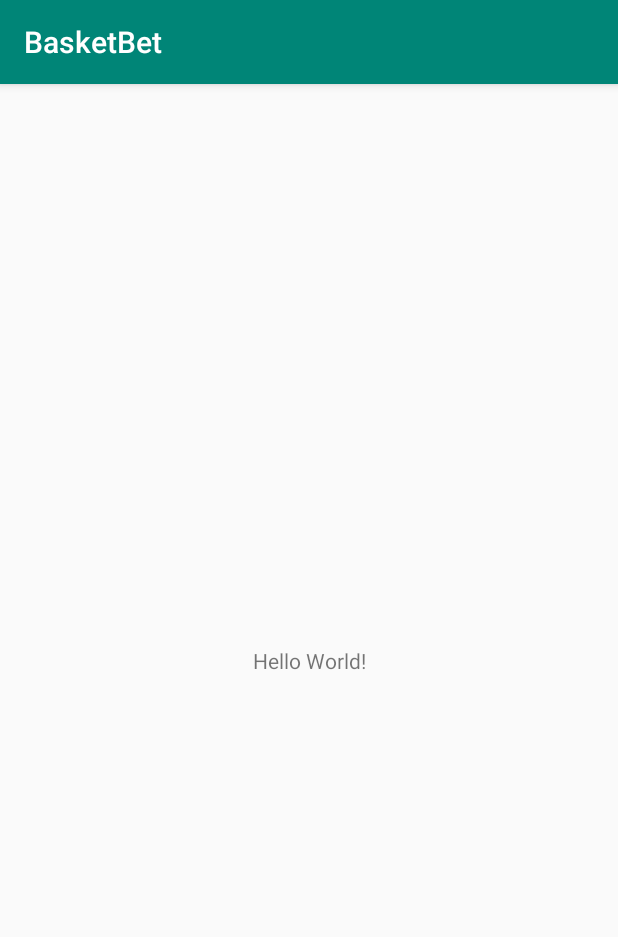
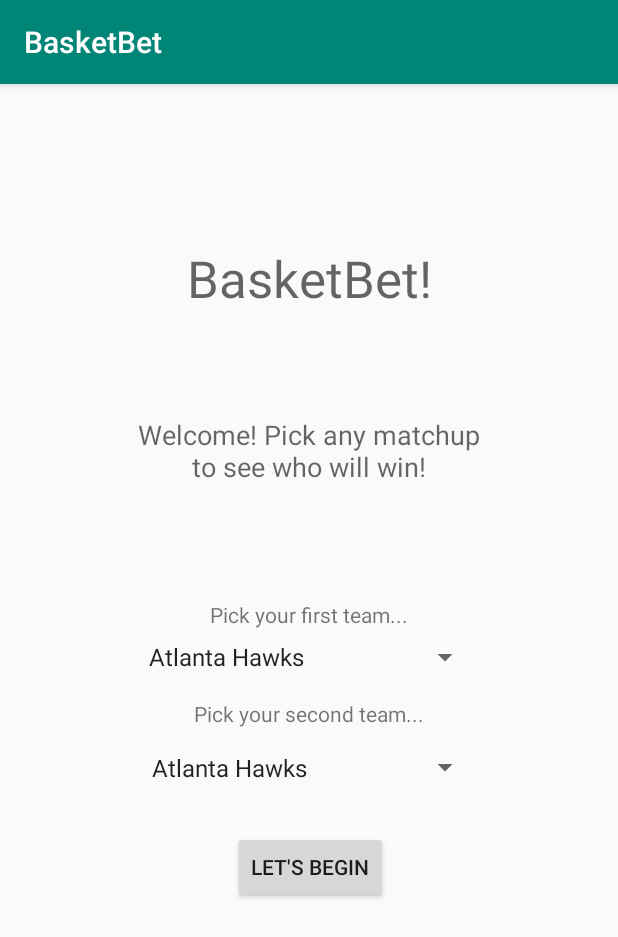
Before and after one commit to ssharm90/BasketBet, an Android app: the screen it shows after launch (MainActivity), on a phone screen of 412 x 824 dp. Shown: the top 937 px of the screen. Run offline under Robolectric (Android 15) with nearby library versions, the phone set to English and light mode, and no system bars.

Commit message:
Finished UI for main page, added Logcat functionality with button.

```diff
--- a/app/build.gradle
+++ b/app/build.gradle
@@ -17,6 +17,10 @@ android {
             proguardFiles getDefaultProguardFile('proguard-android-optimize.txt'), 'proguard-rules.pro'
         }
     }
+    compileOptions {
+        targetCompatibility = 1.8
+        sourceCompatibility = 1.8
+    }
 }
 
 dependencies {
--- a/app/src/main/java/com/example/basketbet/MainActivity.java
+++ b/app/src/main/java/com/example/basketbet/MainActivity.java
@@ -2,13 +2,32 @@ package com.example.basketbet;
 
 import androidx.appcompat.app.AppCompatActivity;
 
+import android.content.Intent;
 import android.os.Bundle;
+import android.util.Log;
+import android.view.View;
+import android.widget.Button;
+
+import java.util.Arrays;
+import java.util.List;
+
+import static android.view.View.*;
 
 public class MainActivity extends AppCompatActivity {
+
+    private Button begin;
 
     @Override
     protected void onCreate(Bundle savedInstanceState) {
         super.onCreate(savedInstanceState);
         setContentView(R.layout.activity_main);
+        begin = findViewById(R.id.begin);
+
+        begin.setOnClickListener(unused -> {
+            Log.i("button", "begin button was clicked!");
+        });
+
     }
+
+
 }
--- a/app/src/main/res/layout/activity_main.xml
+++ b/app/src/main/res/layout/activity_main.xml
@@ -7,12 +7,111 @@
     tools:context=".MainActivity">
 
     <TextView
+        android:id="@+id/title"
         android:layout_width="wrap_content"
         android:layout_height="wrap_content"
-        android:text="Hello World!"
-        app:layout_constraintBottom_toBottomOf="parent"
-        app:layout_constraintLeft_toLeftOf="parent"
-        app:layout_constraintRight_toRightOf="parent"
+        android:layout_marginStart="125dp"
+        android:layout_marginLeft="125dp"
+        android:layout_marginTop="100dp"
+        android:layout_marginEnd="125dp"
+        android:layout_marginRight="125dp"
+        android:layout_marginBottom="30dp"
+        android:text="BasketBet!"
+        android:textAppearance="@style/TextAppearance.AppCompat.Display1"
+        app:layout_constraintBottom_toTopOf="@+id/description"
+        app:layout_constraintEnd_toEndOf="parent"
+        app:layout_constraintStart_toStartOf="parent"
         app:layout_constraintTop_toTopOf="parent" />
 
+    <TextView
+        android:id="@+id/description"
+        android:layout_width="230dp"
+        android:layout_height="51dp"
+        android:layout_marginStart="90dp"
+        android:layout_marginLeft="90dp"
+        android:layout_marginTop="30dp"
+        android:layout_marginEnd="91dp"
+        android:layout_marginRight="91dp"
+        android:layout_marginBottom="67dp"
+        android:gravity="center"
+        android:text="Welcome! Pick any matchup to see who will win!"
+        android:textAppearance="@style/TextAppearance.AppCompat.Medium"
+        app:layout_constraintBottom_toTopOf="@+id/topInstructions"
+        app:layout_constraintEnd_toEndOf="parent"
+        app:layout_constraintStart_toStartOf="parent"
+        app:layout_constraintTop_toBottomOf="@+id/title" />
+
+    <TextView
+        android:id="@+id/topInstructions"
+        android:layout_width="wrap_content"
+        android:layout_height="wrap_content"
+        android:layout_marginStart="138dp"
+        android:layout_marginLeft="138dp"
+        android:layout_marginEnd="138dp"
+        android:layout_marginRight="138dp"
+        android:text="Pick your first team..."
+        app:layout_constraintBottom_toTopOf="@+id/topTeams"
+        app:layout_constraintEnd_toEndOf="parent"
+        app:layout_constraintStart_toStartOf="parent" />
+
+    <Spinner
+        android:id="@+id/topTeams"
+        android:layout_width="229dp"
+        android:layout_height="37dp"
+        android:layout_marginStart="91dp"
+        android:layout_marginLeft="91dp"
+        android:layout_marginEnd="91dp"
+        android:layout_marginRight="91dp"
+        android:layout_marginBottom="9dp"
+        android:entries="@array/team_array"
+        android:gravity="center"
+        android:prompt="@string/team_prompt"
+        app:layout_constraintBottom_toTopOf="@+id/bottomInstructions"
+        app:layout_constraintEnd_toEndOf="parent"
+        app:layout_constraintStart_toStartOf="parent" />
+
+    <TextView
+        android:id="@+id/bottomInstructions"
+        android:layout_width="wrap_content"
+        android:layout_height="wrap_content"
+        android:layout_marginStart="127dp"
+        android:layout_marginLeft="127dp"
+        android:layout_marginEnd="128dp"
+        android:layout_marginRight="128dp"
+        android:layout_marginBottom="7dp"
+        android:text="Pick your second team..."
+        app:layout_constraintBottom_toTopOf="@+id/bottomTeams"
+        app:layout_constraintEnd_toEndOf="parent"
+        app:layout_constraintStart_toStartOf="parent" />
+
+    <Spinner
+        android:id="@+id/bottomTeams"
+        android:layout_width="227dp"
+        android:layout_height="38dp"
+        android:layout_marginStart="93dp"
+        android:layout_marginLeft="93dp"
+        android:layout_marginEnd="91dp"
+        android:layout_marginRight="91dp"
+        android:layout_marginBottom="23dp"
+        android:entries="@array/team_array"
+        android:gravity="center"
+        android:prompt="@string/team_prompt"
+        app:layout_constraintBottom_toTopOf="@+id/begin"
+        app:layout_constraintEnd_toEndOf="parent"
+        app:layout_constraintStart_toStartOf="parent" />
+
+    <Button
+        android:id="@+id/begin"
+        android:layout_width="wrap_content"
+        android:layout_height="wrap_content"
+        android:layout_marginStart="155dp"
+        android:layout_marginLeft="155dp"
+        android:layout_marginEnd="154dp"
+        android:layout_marginRight="154dp"
+        android:layout_marginBottom="222dp"
+        android:text="Let's Begin"
+        app:layout_constraintBottom_toBottomOf="parent"
+        app:layout_constraintEnd_toEndOf="parent"
+        app:layout_constraintStart_toStartOf="parent" />
+
 </androidx.constraintlayout.widget.ConstraintLayout>
--- a/app/src/main/res/values/strings.xml
+++ b/app/src/main/res/values/strings.xml
@@ -1,3 +1,39 @@
 <resources>
     <string name="app_name">BasketBet</string>
+
+    <string name="team_prompt">Choose a team.</string>
+
+    <string-array name="team_array">
+        <item>Atlanta Hawks</item>
+        <item>Boston Celtics</item>
+        <item>Brooklyn Nets</item>
+        <item>Charlotte Hornets</item>
+        <item>Chicago Bulls</item>
+        <item>Cleveland Cavaliers</item>
+        <item>Dallas Mavericks</item>
+        <item>Denver Nuggets</item>
+        <item>Detroit Pistons</item>
+        <item>Golden State Warriors</item>
+        <item>Houston Rockets</item>
+        <item>Indiana Pacers</item>
+        <item>Los Angeles Clippers</item>
+        <item>Los Angeles Lakers</item>
+        <item>Memphis Grizzlies</item>
+        <item>Miami Heat</item>
+        <item>Milwaukee Bucks</item>
+        <item>Minnesota Timberwolves</item>
+        <item>New Orleans Pelicans</item>
+        <item>New York Knicks</item>
+        <item>Oklahoma City Thunder</item>
+        <item>Orlando Magic</item>
+        <item>Philadelphia Seventy-Sixers</item>
+        <item>Phoenix Suns</item>
+        <item>Portland Trailblazers</item>
+        <item>Sacramento Kings</item>
+        <item>San Antonio Spurs</item>
+        <item>Toronto Raptors</item>
+        <item>Utah Jazz</item>
+        <item>Washington Wizards</item>
+    </string-array>
+
 </resources>
```
